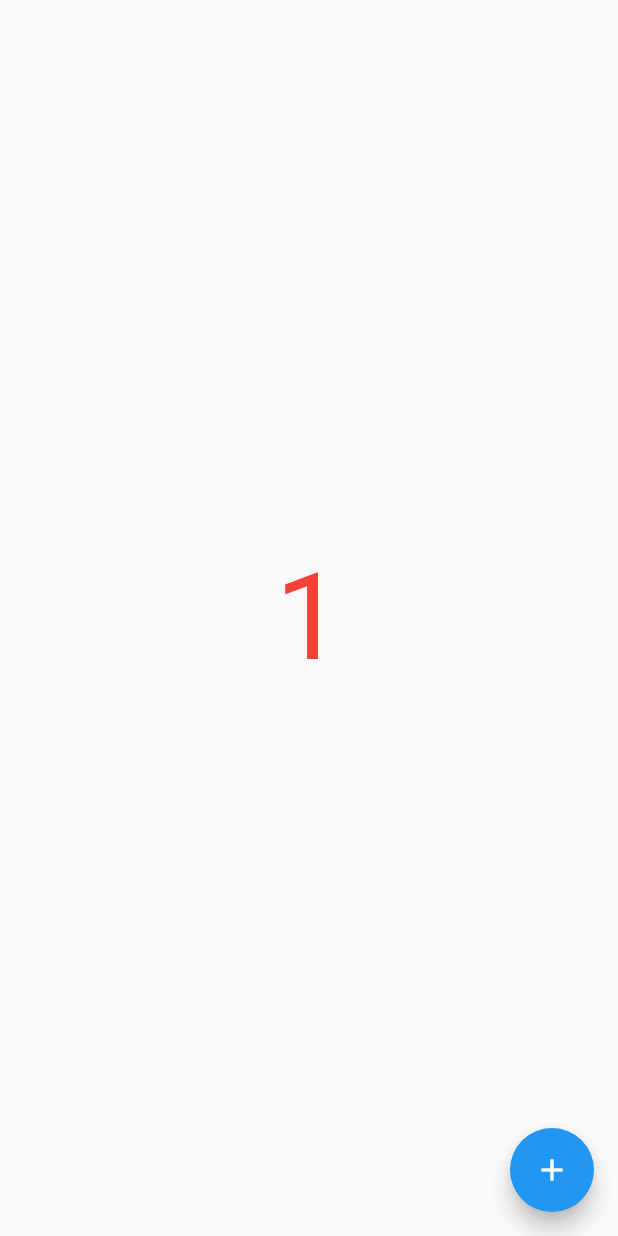
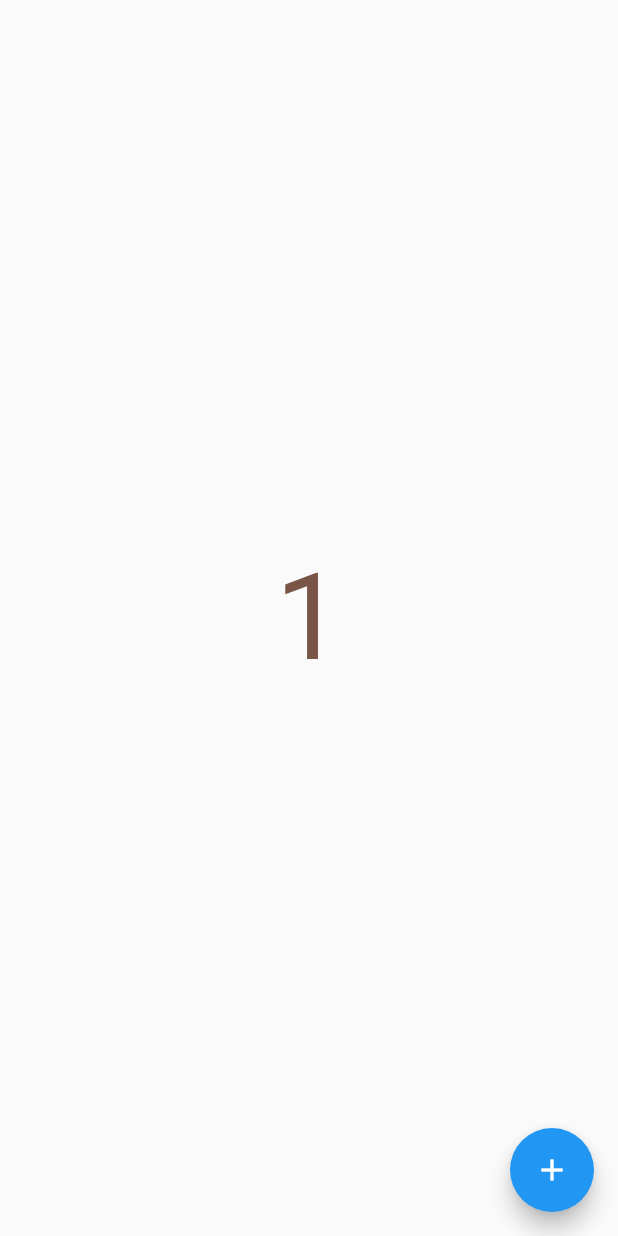
Before and after one commit to uni51/flu_textbook_v2_counter_provider, a Flutter app: the CountPage3 screen opened directly, after a tap on the "add" icon, on a phone screen of 412 x 824 dp. Run offline on Flutter 3.47's test engine with Material 2 defaults, Android fonts, the phone set to English and light mode, and no system bars.

Commit message:
Counter3を、watchでColorModelを利用する形式に変更して、カウンターの色をランダムに変更

```diff
--- a/lib/count_page3.dart
+++ b/lib/count_page3.dart
@@ -1,12 +1,12 @@
 import 'package:flutter/material.dart';
 import 'package:provider/provider.dart';
-import 'package:counter_provider/count_model.dart';
+import 'package:counter_provider/color_model.dart';
 
 class CountPage3 extends StatelessWidget {
   @override
   Widget build(BuildContext context) {
-    return ChangeNotifierProvider<CountModel>(
-      create: (_) => CountModel(),
+    return ChangeNotifierProvider<ColorModel>(
+      create: (_) => ColorModel(),
       child: Scaffold(
         body: CountPage3Body(),
         floatingActionButton: CountButton3(),
@@ -18,16 +18,17 @@ class CountPage3 extends StatelessWidget {
 class CountPage3Body extends StatelessWidget {
   @override
   Widget build(BuildContext context) {
-    final model = context.watch<CountModel>();
+    final model = context.watch<ColorModel>();
     final count = model.count;
+    final counterColor = model.counterColor;
     return Center(
       child: Text(
         '$count',
-        style: const TextStyle(
+        style: TextStyle(
           fontSize: 80,
-          color: Colors.red,
+          color: counterColor,
         ),
-      ),
+      )
     );
   }
 }
@@ -35,9 +36,12 @@ class CountPage3Body extends StatelessWidget {
 class CountButton3 extends StatelessWidget {
   @override
   Widget build(BuildContext context) {
-    final model = context.read<CountModel>();
+    final model = context.read<ColorModel>();
     return FloatingActionButton(
-      onPressed: model.incrementCounter,
+      onPressed: () {
+        model.incrementCounter();
+        model.randomColor();
+      },
       child: const Icon(Icons.add),
     );
   }
```
